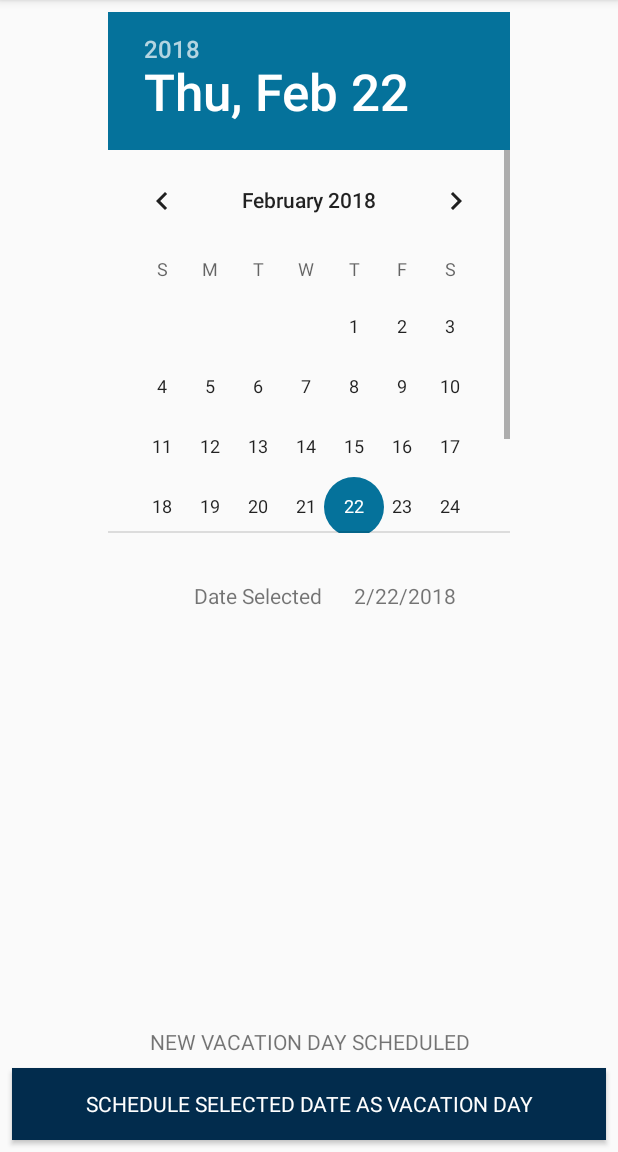
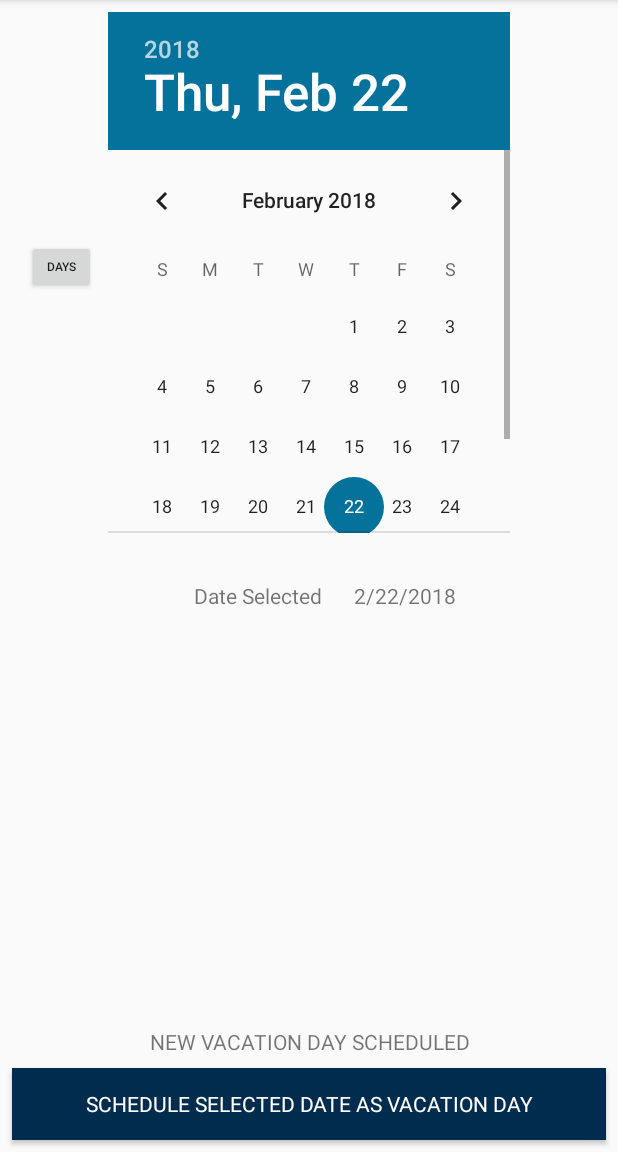
Before and after one commit to ryancarter87/PerfVaca, an Android app: the screen it shows after launch (MainActivity), after a tap on "SCHEDULE SELECTED DATE AS VACATION DAY", on a phone screen of 412 x 824 dp, the part 84-1236 px from its top. Run offline under Robolectric (Android 15) with nearby library versions, the phone set to English and light mode, and no system bars.

```diff
--- a/app/build.gradle
+++ b/app/build.gradle
@@ -24,7 +24,7 @@ android {
 
 dependencies {
     implementation fileTree(dir: 'libs', include: ['*.jar'])
-    implementation"org.jetbrains.kotlin:kotlin-stdlib-jre7:$kotlin_version"
+    implementation "org.jetbrains.kotlin:kotlin-stdlib-jre7:$kotlin_version"
     implementation 'com.android.support:appcompat-v7:26.1.0'
     implementation 'com.android.support.constraint:constraint-layout:1.0.2'
     testImplementation 'junit:junit:4.12'
--- a/app/src/main/AndroidManifest.xml
+++ b/app/src/main/AndroidManifest.xml
@@ -16,9 +16,12 @@
                 <category android:name="android.intent.category.LAUNCHER" />
             </intent-filter>
         </activity>
+
         <meta-data
             android:name="preloaded_fonts"
             android:resource="@array/preloaded_fonts" />
+
+        <activity android:name=".ScheduledActivity"></activity>
     </application>
 
 </manifest>
--- a/app/src/main/java/com/rtcarter/perfvaca/MainActivity.kt
+++ b/app/src/main/java/com/rtcarter/perfvaca/MainActivity.kt
@@ -1,18 +1,21 @@
 package com.rtcarter.perfvaca
 
+import android.content.Context
 import android.support.v7.app.AppCompatActivity
 import android.os.Bundle
 import android.widget.DatePicker
 import kotlinx.android.synthetic.main.activity_main.*
 import java.util.*
+import android.content.Intent
 
 class MainActivity : AppCompatActivity() {
-
-    val vacationList = arrayListOf<Any>()
 
     override fun onCreate(savedInstanceState: Bundle?) {
         super.onCreate(savedInstanceState)
         setContentView(R.layout.activity_main)
+
+        val preferences = getSharedPreferences ("data", Context.MODE_PRIVATE)
+
 
         dateText.text = "${datePicker.month+1}/${datePicker.dayOfMonth}/${datePicker.year}"
 
@@ -21,13 +24,20 @@ class MainActivity : AppCompatActivity() {
 
         datePicker.init(calendar.get(Calendar.YEAR), calendar.get(Calendar.MONTH), calendar.get(Calendar.DAY_OF_MONTH),
                 DatePicker.OnDateChangedListener { datePicker, year, month, day ->
-                    dateText.text = "${month+1}/${day}/${year}"
+                    dateText.text = "${month+1}/${day}/${year} "
+                    successText.text = ""
                 })
 
         scheduleBtn.setOnClickListener {
-            val newDay = dateText.text.toString()
-            vacationList.add(newDay)
+            val editor = preferences.edit()
+            editor.putString("scheduled", dateText.text.toString())
+            editor.commit()
             successText.text = "NEW VACATION DAY SCHEDULED"
+        }
+
+        leftBtn.setOnClickListener {
+            val intent = Intent(this, ScheduledActivity::class.java)
+            startActivity(intent)
         }
     }
 }
--- a/app/src/main/res/layout/activity_main.xml
+++ b/app/src/main/res/layout/activity_main.xml
@@ -66,4 +66,19 @@
         app:layout_constraintEnd_toEndOf="parent"
         app:layout_constraintStart_toStartOf="parent" />
 
+    <Button
+        android:id="@+id/leftBtn"
+        style="@android:style/Widget.Material.Light.Button.Small"
+        android:layout_width="46dp"
+        android:layout_height="36dp"
+        android:layout_marginEnd="8dp"
+        android:layout_marginStart="8dp"
+        android:layout_marginTop="152dp"
+        android:text="Days"
+        android:textSize="8sp"
+        app:layout_constraintEnd_toStartOf="@+id/datePicker"
+        app:layout_constraintHorizontal_bias="1.0"
+        app:layout_constraintStart_toStartOf="parent"
+        app:layout_constraintTop_toTopOf="@+id/datePicker" />
+
 </android.support.constraint.ConstraintLayout>
```
Also changed, not shown: app/src/main/java/com/rtcarter/perfvaca/ScheduledActivity.kt (added, +12 -0 lines), app/src/main/res/layout/activity_scheduled.xml (added, +9 -0 lines).
